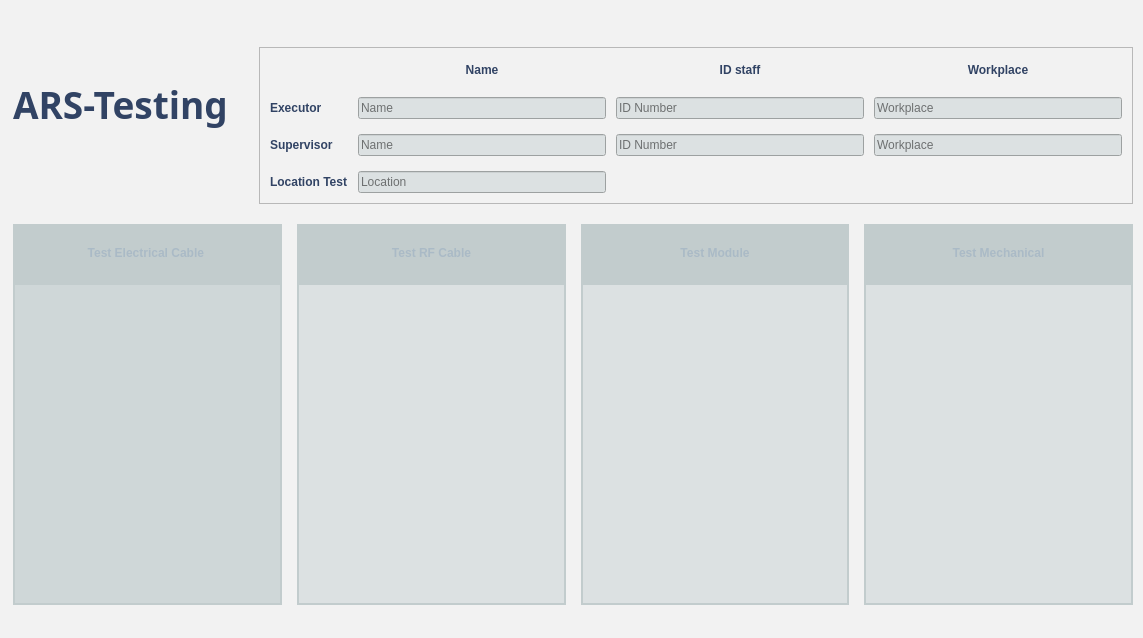
Qt form mainwindow.ui (phandinhbacptit/ARS-Testing) before a commit.
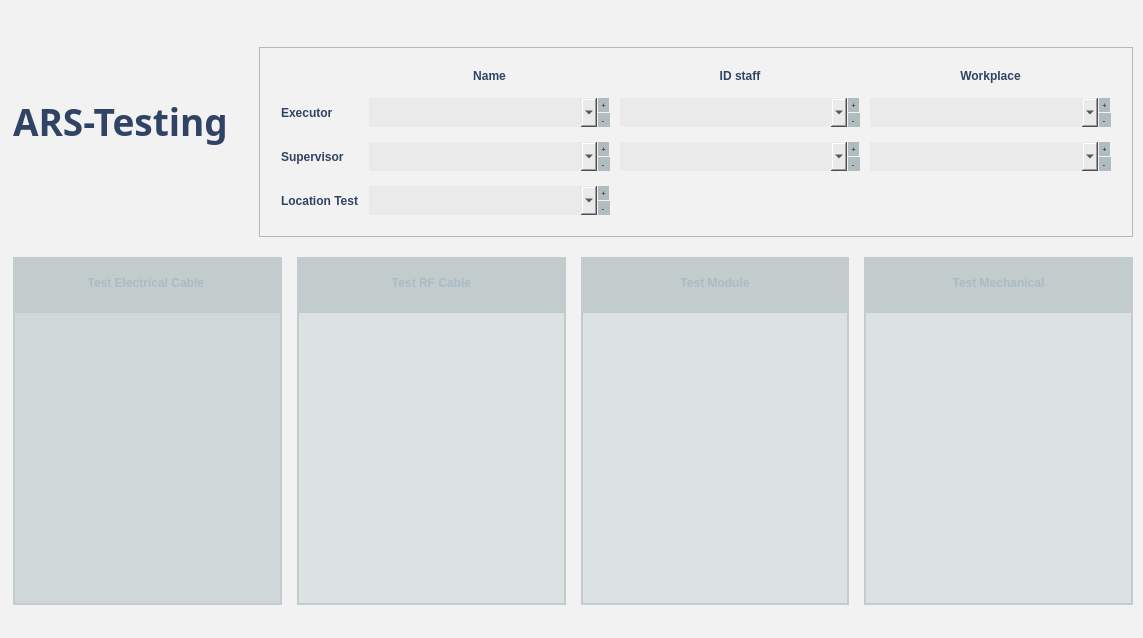
The same form after that commit. Icons and pictures are not drawn.

Commit message: change all lineEdit to Qcombox, user can add name to combobox

The edit to the form file:
```diff
--- a/mainwindow.ui
+++ b/mainwindow.ui
@@ -114,21 +114,9 @@
       <property name="frameShadow">
        <enum>QFrame::Raised</enum>
       </property>
-      <layout class="QGridLayout" name="gridLayout_4" rowstretch="1">
-       <property name="leftMargin">
-        <number>0</number>
-       </property>
-       <property name="topMargin">
-        <number>0</number>
-       </property>
-       <property name="rightMargin">
-        <number>0</number>
-       </property>
-       <property name="bottomMargin">
-        <number>0</number>
-       </property>
+      <layout class="QGridLayout" name="gridLayout_4">
        <item row="0" column="0">
-        <layout class="QGridLayout" name="gridLayout" rowstretch="1,2,2,2">
+        <layout class="QGridLayout" name="gridLayout" rowstretch="1,0,0,0">
          <property name="leftMargin">
           <number>10</number>
          </property>
@@ -148,100 +136,127 @@
           <number>15</number>
          </property>
          <item row="1" column="1">
-          <widget class="QLineEdit" name="mLeNameExecutor">
+          <widget class="QFrame" name="frame_9">
            <property name="styleSheet">
-            <string notr="true">background-color: rgb(220,225,226);</string>
+            <string notr="true">border: none;</string>
            </property>
-           <property name="text">
-            <string/>
+           <property name="frameShape">
+            <enum>QFrame::StyledPanel</enum>
            </property>
-           <property name="placeholderText">
-            <string>Name</string>
+           <property name="frameShadow">
+            <enum>QFrame::Raised</enum>
            </property>
-          </widget>
-         </item>
-         <item row="2" column="0">
-          <widget class="QLabel" name="label_3">
-           <property name="styleSheet">
-            <string notr="true">color: rgb(49,67,100);
-font: 11pt &quot;Sans&quot;;
+           <layout class="QGridLayout" name="gridLayout_14" columnstretch="10,1">
+            <property name="leftMargin">
+             <number>0</number>
+            </property>
+            <property name="topMargin">
+             <number>0</number>
+            </property>
+            <property name="rightMargin">
+             <number>0</number>
+            </property>
+            <property name="bottomMargin">
+             <number>0</number>
+            </property>
+            <property name="spacing">
+             <number>1</number>
+            </property>
+            <item row="0" column="0" rowspan="2">
+             <widget class="QComboBox" name="cbNameExcutor">
+              <property name="sizePolicy">
+               <sizepolicy hsizetype="Preferred" vsizetype="Preferred">
+                <horstretch>0</horstretch>
+                <verstretch>0</verstretch>
+               </sizepolicy>
+              </property>
+              <property name="styleSheet">
+               <string notr="true">border:none;
+background-color: rgb(234,234,234);</string>
+              </property>
+             </widget>
+            </item>
+            <item row="0" column="1">
+             <widget class="QToolButton" name="addNameExcutor">
+              <property name="sizePolicy">
+               <sizepolicy hsizetype="Fixed" vsizetype="Fixed">
+                <horstretch>0</horstretch>
+                <verstretch>0</verstretch>
+               </sizepolicy>
+              </property>
+              <property name="font">
+               <font>
+                <family>Myriad Pro</family>
+                <pointsize>5</pointsize>
+                <weight>75</weight>
+                <italic>false</italic>
+                <bold>true</bold>
+               </font>
+              </property>
+              <property name="styleSheet">
+               <string notr="true">QToolButton
+{
+border-color: rgb(49, 67, 100);
+color: rgb(49,67,100);
+background-color: rgb(177,188,190); 
+font: 87 5pt &quot;Myriad Pro&quot;;
 font:bold;
-background-color: none;</string>
-           </property>
-           <property name="text">
-            <string>Supervisor</string>
-           </property>
-           <property name="alignment">
-            <set>Qt::AlignLeading|Qt::AlignLeft|Qt::AlignVCenter</set>
-           </property>
-          </widget>
-         </item>
-         <item row="1" column="0">
-          <widget class="QLabel" name="label_2">
-           <property name="styleSheet">
-            <string notr="true">color: rgb(49,67,100);
-font: 11pt &quot;Sans&quot;;
+outline:none;
+border:none;
+}
+QToolButton::hover
+{
+   background-color:rgba(146,165,201);
+  	border:none;
+  	outline:none;
+}</string>
+              </property>
+              <property name="text">
+               <string>+</string>
+              </property>
+             </widget>
+            </item>
+            <item row="1" column="1">
+             <widget class="QToolButton" name="subNameExcutor">
+              <property name="sizePolicy">
+               <sizepolicy hsizetype="Fixed" vsizetype="Fixed">
+                <horstretch>0</horstretch>
+                <verstretch>0</verstretch>
+               </sizepolicy>
+              </property>
+              <property name="font">
+               <font>
+                <family>Myriad Pro</family>
+                <pointsize>5</pointsize>
+                <weight>75</weight>
+                <italic>false</italic>
+                <bold>true</bold>
+               </font>
+              </property>
+              <property name="styleSheet">
+               <string notr="true">QToolButton
+{
+border-color: rgb(49, 67, 100);
+color: rgb(49,67,100);
+background-color: rgb(177,188,190); 
+font: 87 5pt &quot;Myriad Pro&quot;;
 font:bold;
-background-color: none;</string>
-           </property>
-           <property name="text">
-            <string>Executor</string>
-           </property>
-           <property name="alignment">
-            <set>Qt::AlignLeading|Qt::AlignLeft|Qt::AlignVCenter</set>
-           </property>
-          </widget>
-         </item>
-         <item row="0" column="3">
-          <widget class="QLabel" name="label_8">
-           <property name="styleSheet">
-            <string notr="true">color: rgb(49,67,100);
-font: 11pt &quot;Sans&quot;;
-font:bold;
-background-color: none;</string>
-           </property>
-           <property name="text">
-            <string>Workplace</string>
-           </property>
-           <property name="alignment">
-            <set>Qt::AlignCenter</set>
-           </property>
-          </widget>
-         </item>
-         <item row="0" column="2">
-          <widget class="QLabel" name="label_7">
-           <property name="styleSheet">
-            <string notr="true">color: rgb(49,67,100);
-font: 11pt &quot;Sans&quot;;
-font:bold;
-background-color: none;</string>
-           </property>
-           <property name="text">
-            <string>ID staff</string>
-           </property>
-           <property name="alignment">
-            <set>Qt::AlignCenter</set>
-           </property>
-          </widget>
-         </item>
-         <item row="3" column="1">
-          <widget class="QLineEdit" name="mLeLocalTest">
-           <property name="styleSheet">
-            <string notr="true">background-color: rgb(220,225,226);</string>
-           </property>
-           <property name="placeholderText">
-            <string>Location</string>
-           </property>
-          </widget>
-         </item>
-         <item row="1" column="2">
-          <widget class="QLineEdit" name="mLeIDExecutor">
-           <property name="styleSheet">
-            <string notr="true">background-color: rgb(220,225,226);</string>
-           </property>
-           <property name="placeholderText">
-            <string>ID Number</string>
-           </property>
+outline:none;
+border:none;
+}
+QToolButton::hover
+{
+   background-color:rgba(146,165,201);
+  	border:none;
+  	outline:none;
+}</string>
+              </property>
+              <property name="text">
+               <string>- </string>
+              </property>
+             </widget>
+            </item>
+           </layout>
           </widget>
          </item>
          <item row="3" column="0">
@@ -261,50 +276,388 @@
           </widget>
          </item>
          <item row="2" column="3">
-          <widget class="QLineEdit" name="mLeWorkSupervisor">
+          <widget class="QFrame" name="frame_15">
            <property name="styleSheet">
-            <string notr="true">background-color: rgb(220,225,226);</string>
+            <string notr="true">border:none;</string>
            </property>
-           <property name="placeholderText">
-            <string>Workplace </string>
+           <property name="frameShape">
+            <enum>QFrame::StyledPanel</enum>
+           </property>
+           <property name="frameShadow">
+            <enum>QFrame::Raised</enum>
+           </property>
+           <layout class="QGridLayout" name="gridLayout_19" columnstretch="10,1">
+            <property name="leftMargin">
+             <number>0</number>
+            </property>
+            <property name="topMargin">
+             <number>0</number>
+            </property>
+            <property name="rightMargin">
+             <number>0</number>
+            </property>
+            <property name="bottomMargin">
+             <number>0</number>
+            </property>
+            <property name="spacing">
+             <number>1</number>
+            </property>
+            <item row="0" column="0" rowspan="2">
+             <widget class="QComboBox" name="cbWorkSupervisor">
+              <property name="sizePolicy">
+               <sizepolicy hsizetype="Preferred" vsizetype="Preferred">
+                <horstretch>0</horstretch>
+                <verstretch>0</verstretch>
+               </sizepolicy>
+              </property>
+              <property name="styleSheet">
+               <string notr="true">background-color: rgb(234,234,234);</string>
+              </property>
+             </widget>
+            </item>
+            <item row="0" column="1">
+             <widget class="QToolButton" name="addWorkSupervisor">
+              <property name="sizePolicy">
+               <sizepolicy hsizetype="Fixed" vsizetype="Fixed">
+                <horstretch>0</horstretch>
+                <verstretch>0</verstretch>
+               </sizepolicy>
+              </property>
+              <property name="font">
+               <font>
+                <family>Myriad Pro</family>
+                <pointsize>5</pointsize>
+                <weight>75</weight>
+                <italic>false</italic>
+                <bold>true</bold>
+               </font>
+              </property>
+              <property name="styleSheet">
+               <string notr="true">QToolButton
+{
+border-color: rgb(49, 67, 100);
+color: rgb(49,67,100);
+background-color: rgb(177,188,190); 
+font: 87 5pt &quot;Myriad Pro&quot;;
+font:bold;
+outline:none;
+border:none;
+}
+QToolButton::hover
+{
+   background-color:rgba(146,165,201);
+  	border:none;
+  	outline:none;
+}</string>
+              </property>
+              <property name="text">
+               <string>+</string>
+              </property>
+             </widget>
+            </item>
+            <item row="1" column="1">
+             <widget class="QToolButton" name="subWorkSupervisor">
+              <property name="sizePolicy">
+               <sizepolicy hsizetype="Fixed" vsizetype="Fixed">
+                <horstretch>0</horstretch>
+                <verstretch>0</verstretch>
+               </sizepolicy>
+              </property>
+              <property name="font">
+               <font>
+                <family>Myriad Pro</family>
+                <pointsize>5</pointsize>
+                <weight>75</weight>
+                <italic>false</italic>
+                <bold>true</bold>
+               </font>
+              </property>
+              <property name="styleSheet">
+               <string notr="true">QToolButton
+{
+border-color: rgb(49, 67, 100);
+color: rgb(49,67,100);
+background-color: rgb(177,188,190); 
+font: 87 5pt &quot;Myriad Pro&quot;;
+font:bold;
+outline:none;
+border:none;
+}
+QToolButton::hover
+{
+   background-color:rgba(146,165,201);
+  	border:none;
+  	outline:none;
+}</string>
+              </property>
+              <property name="text">
+               <string>- </string>
+              </property>
+             </widget>
+            </item>
+           </layout>
+          </widget>
+         </item>
+         <item row="2" column="0">
+          <widget class="QLabel" name="label_3">
+           <property name="styleSheet">
+            <string notr="true">color: rgb(49,67,100);
+font: 11pt &quot;Sans&quot;;
+font:bold;
+background-color: none;</string>
+           </property>
+           <property name="text">
+            <string>Supervisor</string>
+           </property>
+           <property name="alignment">
+            <set>Qt::AlignLeading|Qt::AlignLeft|Qt::AlignVCenter</set>
            </property>
           </widget>
          </item>
          <item row="2" column="2">
-          <widget class="QLineEdit" name="mLeIDSupervisor">
+          <widget class="QFrame" name="frame_16">
            <property name="styleSheet">
-            <string notr="true">background-color: rgb(220,225,226);</string>
+            <string notr="true">border:none;</string>
            </property>
-           <property name="placeholderText">
-            <string>ID Number</string>
+           <property name="frameShape">
+            <enum>QFrame::StyledPanel</enum>
            </property>
+           <property name="frameShadow">
+            <enum>QFrame::Raised</enum>
+           </property>
+           <layout class="QGridLayout" name="gridLayout_20" columnstretch="10,1">
+            <property name="leftMargin">
+             <number>0</number>
+            </property>
+            <property name="topMargin">
+             <number>0</number>
+            </property>
+            <property name="rightMargin">
+             <number>0</number>
+            </property>
+            <property name="bottomMargin">
+             <number>0</number>
+            </property>
+            <property name="spacing">
+             <number>1</number>
+            </property>
+            <item row="0" column="0" rowspan="2">
+             <widget class="QComboBox" name="cbIDSupervisor">
+              <property name="sizePolicy">
+               <sizepolicy hsizetype="Preferred" vsizetype="Preferred">
+                <horstretch>0</horstretch>
+                <verstretch>0</verstretch>
+               </sizepolicy>
+              </property>
+              <property name="styleSheet">
+               <string notr="true">background-color: rgb(234,234,234);</string>
+              </property>
+             </widget>
+            </item>
+            <item row="0" column="1">
+             <widget class="QToolButton" name="addIDSupervisor">
+              <property name="sizePolicy">
+               <sizepolicy hsizetype="Fixed" vsizetype="Fixed">
+                <horstretch>0</horstretch>
+                <verstretch>0</verstretch>
+               </sizepolicy>
+              </property>
+              <property name="font">
+               <font>
+                <family>Myriad Pro</family>
+                <pointsize>5</pointsize>
+                <weight>75</weight>
+                <italic>false</italic>
+                <bold>true</bold>
+               </font>
+              </property>
+              <property name="styleSheet">
+               <string notr="true">QToolButton
+{
+border-color: rgb(49, 67, 100);
+color: rgb(49,67,100);
+background-color: rgb(177,188,190); 
+font: 87 5pt &quot;Myriad Pro&quot;;
+font:bold;
+outline:none;
+border:none;
+}
+QToolButton::hover
+{
+   background-color:rgba(146,165,201);
+  	border:none;
+  	outline:none;
+}</string>
+              </property>
+              <property name="text">
+               <string>+</string>
+              </property>
+             </widget>
+            </item>
+            <item row="1" column="1">
+             <widget class="QToolButton" name="subIDSupervisor">
+              <property name="sizePolicy">
+               <sizepolicy hsizetype="Fixed" vsizetype="Fixed">
+                <horstretch>0</horstretch>
+                <verstretch>0</verstretch>
+               </sizepolicy>
+              </property>
+              <property name="font">
+               <font>
+                <family>Myriad Pro</family>
+                <pointsize>5</pointsize>
+                <weight>75</weight>
+                <italic>false</italic>
+                <bold>true</bold>
+               </font>
+              </property>
+              <property name="styleSheet">
+               <string notr="true">QToolButton
+{
+border-color: rgb(49, 67, 100);
+color: rgb(49,67,100);
+background-color: rgb(177,188,190); 
+font: 87 5pt &quot;Myriad Pro&quot;;
+font:bold;
+outline:none;
+border:none;
+}
+QToolButton::hover
+{
+   background-color:rgba(146,165,201);
+  	border:none;
+  	outline:none;
+}</string>
+              </property>
+              <property name="text">
+               <string>- </string>
+              </property>
+             </widget>
+            </item>
+           </layout>
           </widget>
          </item>
          <item row="2" column="1">
-          <widget class="QLineEdit" name="mLeNameSupervisor">
+          <widget class="QFrame" name="frame_10">
            <property name="styleSheet">
-            <string notr="true">background-color: rgb(220,225,226);</string>
+            <string notr="true">border:none;</string>
            </property>
-           <property name="placeholderText">
-            <string>Name</string>
+           <property name="frameShape">
+            <enum>QFrame::StyledPanel</enum>
            </property>
-          </widget>
-         </item>
-         <item row="0" column="0">
-          <widget class="QLabel" name="label_9">
-           <property name="text">
-            <string/>
+           <property name="frameShadow">
+            <enum>QFrame::Raised</enum>
            </property>
-          </widget>
-         </item>
-         <item row="1" column="3">
-          <widget class="QLineEdit" name="mLeWorkExecutor">
-           <property name="styleSheet">
-            <string notr="true">background-color: rgb(220,225,226);</string>
-           </property>
-           <property name="placeholderText">
-            <string>Workplace</string>
-           </property>
+           <layout class="QGridLayout" name="gridLayout_15" columnstretch="10,1">
+            <property name="leftMargin">
+             <number>0</number>
+            </property>
+            <property name="topMargin">
+             <number>0</number>
+            </property>
+            <property name="rightMargin">
+             <number>0</number>
+            </property>
+            <property name="bottomMargin">
+             <number>0</number>
+            </property>
+            <property name="spacing">
+             <number>1</number>
+            </property>
+            <item row="0" column="0" rowspan="2">
+             <widget class="QComboBox" name="cbNameSupervisor">
+              <property name="sizePolicy">
+               <sizepolicy hsizetype="Preferred" vsizetype="Preferred">
+                <horstretch>0</horstretch>
+                <verstretch>0</verstretch>
+               </sizepolicy>
+              </property>
+              <property name="styleSheet">
+               <string notr="true">background-color: rgb(234,234,234);</string>
+              </property>
+             </widget>
+            </item>
+            <item row="0" column="1">
+             <widget class="QToolButton" name="addNameSupervisor">
+              <property name="sizePolicy">
+               <sizepolicy hsizetype="Fixed" vsizetype="Fixed">
+                <horstretch>0</horstretch>
+                <verstretch>0</verstretch>
+               </sizepolicy>
+              </property>
+              <property name="font">
+               <font>
+                <family>Myriad Pro</family>
+                <pointsize>5</pointsize>
+                <weight>75</weight>
+                <italic>false</italic>
+                <bold>true</bold>
+               </font>
+              </property>
+              <property name="styleSheet">
+               <string notr="true">QToolButton
+{
+border-color: rgb(49, 67, 100);
+color: rgb(49,67,100);
+background-color: rgb(177,188,190); 
+font: 87 5pt &quot;Myriad Pro&quot;;
+font:bold;
+outline:none;
+border:none;
+}
+QToolButton::hover
+{
+   background-color:rgba(146,165,201);
+  	border:none;
+  	outline:none;
+}</string>
+              </property>
+              <property name="text">
+               <string>+</string>
+              </property>
+             </widget>
+            </item>
+            <item row="1" column="1">
+             <widget class="QToolButton" name="subNameSupervisor">
+              <property name="sizePolicy">
+               <sizepolicy hsizetype="Fixed" vsizetype="Fixed">
+                <horstretch>0</horstretch>
+                <verstretch>0</verstretch>
+               </sizepolicy>
+              </property>
+              <property name="font">
+               <font>
+                <family>Myriad Pro</family>
+                <pointsize>5</pointsize>
+                <weight>75</weight>
+                <italic>false</italic>
+                <bold>true</bold>
+               </font>
+              </property>
+              <property name="styleSheet">
+               <string notr="true">QToolButton
+{
+border-color: rgb(49, 67, 100);
+color: rgb(49,67,100);
+background-color: rgb(177,188,190); 
+font: 87 5pt &quot;Myriad Pro&quot;;
+font:bold;
+outline:none;
+border:none;
+}
+QToolButton::hover
+{
+   background-color:rgba(146,165,201);
+  	border:none;
+  	outline:none;
+}</string>
+              </property>
+              <property name="text">
+               <string>- </string>
+              </property>
+             </widget>
+            </item>
+           </layout>
           </widget>
          </item>
          <item row="0" column="1">
@@ -323,6 +676,423 @@
            </property>
           </widget>
          </item>
+         <item row="0" column="2">
+          <widget class="QLabel" name="label_7">
+           <property name="styleSheet">
+            <string notr="true">color: rgb(49,67,100);
+font: 11pt &quot;Sans&quot;;
+font:bold;
+background-color: none;</string>
+           </property>
+           <property name="text">
+            <string>ID staff</string>
+           </property>
+           <property name="alignment">
+            <set>Qt::AlignCenter</set>
+           </property>
+          </widget>
+         </item>
+         <item row="3" column="1">
+          <widget class="QFrame" name="frame_13">
+           <property name="styleSheet">
+            <string notr="true">border:none;</string>
+           </property>
+           <property name="frameShape">
+            <enum>QFrame::StyledPanel</enum>
+           </property>
+           <property name="frameShadow">
+            <enum>QFrame::Raised</enum>
+           </property>
+           <layout class="QGridLayout" name="gridLayout_16" columnstretch="10,1">
+            <property name="leftMargin">
+             <number>0</number>
+            </property>
+            <property name="topMargin">
+             <number>0</number>
+            </property>
+            <property name="rightMargin">
+             <number>0</number>
+            </property>
+            <property name="bottomMargin">
+             <number>0</number>
+            </property>
+            <property name="spacing">
+             <number>1</number>
+            </property>
+            <item row="0" column="0" rowspan="2">
+             <widget class="QComboBox" name="cbLocalTest">
+              <property name="sizePolicy">
+               <sizepolicy hsizetype="Preferred" vsizetype="Preferred">
+                <horstretch>0</horstretch>
+                <verstretch>0</verstretch>
+               </sizepolicy>
+              </property>
+              <property name="styleSheet">
+               <string notr="true">background-color: rgb(234,234,234);</string>
+              </property>
+             </widget>
+            </item>
+            <item row="0" column="1">
+             <widget class="QToolButton" name="addLocalTest">
+              <property name="sizePolicy">
+               <sizepolicy hsizetype="Fixed" vsizetype="Fixed">
+                <horstretch>0</horstretch>
+                <verstretch>0</verstretch>
+               </sizepolicy>
+              </property>
+              <property name="font">
+               <font>
+                <family>Myriad Pro</family>
+                <pointsize>5</pointsize>
+                <weight>75</weight>
+                <italic>false</italic>
+                <bold>true</bold>
+               </font>
+              </property>
+              <property name="styleSheet">
+               <string notr="true">QToolButton
+{
+border-color: rgb(49, 67, 100);
+color: rgb(49,67,100);
+background-color: rgb(177,188,190); 
+font: 87 5pt &quot;Myriad Pro&quot;;
+font:bold;
+outline:none;
+border:none;
+}
+QToolButton::hover
+{
+   background-color:rgba(146,165,201);
+  	border:none;
+  	outline:none;
+}</string>
+              </property>
+              <property name="text">
+               <string>+</string>
+              </property>
+             </widget>
+            </item>
+            <item row="1" column="1">
+             <widget class="QToolButton" name="subLocalTest">
+              <property name="sizePolicy">
+               <sizepolicy hsizetype="Fixed" vsizetype="Fixed">
+                <horstretch>0</horstretch>
+                <verstretch>0</verstretch>
+               </sizepolicy>
+              </property>
+              <property name="font">
+               <font>
+                <family>Myriad Pro</family>
+                <pointsize>5</pointsize>
+                <weight>75</weight>
+                <italic>false</italic>
+                <bold>true</bold>
+               </font>
+              </property>
+              <property name="styleSheet">
+               <string notr="true">QToolButton
+{
+border-color: rgb(49, 67, 100);
+color: rgb(49,67,100);
+background-color: rgb(177,188,190); 
+font: 87 5pt &quot;Myriad Pro&quot;;
+font:bold;
+outline:none;
+border:none;
+}
+QToolButton::hover
+{
+   background-color:rgba(146,165,201);
+  	border:none;
+  	outline:none;
+}</string>
+              </property>
+              <property name="text">
+               <string>- </string>
+              </property>
+             </widget>
+            </item>
+           </layout>
+          </widget>
+         </item>
+         <item row="1" column="3">
+          <widget class="QFrame" name="frame_14">
+           <property name="styleSheet">
+            <string notr="true">border:none;</string>
+           </property>
+           <property name="frameShape">
+            <enum>QFrame::StyledPanel</enum>
+           </property>
+           <property name="frameShadow">
+            <enum>QFrame::Raised</enum>
+           </property>
+           <layout class="QGridLayout" name="gridLayout_18" columnstretch="10,1">
+            <property name="leftMargin">
+             <number>0</number>
+            </property>
+            <property name="topMargin">
+             <number>0</number>
+            </property>
+            <property name="rightMargin">
+             <number>0</number>
+            </property>
+            <property name="bottomMargin">
+             <number>0</number>
+            </property>
+            <property name="spacing">
+             <number>1</number>
+            </property>
+            <item row="0" column="0" rowspan="2">
+             <widget class="QComboBox" name="cbWorkExcutor">
+              <property name="sizePolicy">
+               <sizepolicy hsizetype="Preferred" vsizetype="Preferred">
+                <horstretch>0</horstretch>
+                <verstretch>0</verstretch>
+               </sizepolicy>
+              </property>
+              <property name="styleSheet">
+               <string notr="true">background-color: rgb(234,234,234);</string>
+              </property>
+             </widget>
+            </item>
+            <item row="0" column="1">
+             <widget class="QToolButton" name="addWorkExcutor">
+              <property name="sizePolicy">
+               <sizepolicy hsizetype="Fixed" vsizetype="Fixed">
+                <horstretch>0</horstretch>
+                <verstretch>0</verstretch>
+               </sizepolicy>
+              </property>
+              <property name="font">
+               <font>
+                <family>Myriad Pro</family>
+                <pointsize>5</pointsize>
+                <weight>75</weight>
+                <italic>false</italic>
+                <bold>true</bold>
+               </font>
+              </property>
+              <property name="styleSheet">
+               <string notr="true">QToolButton
+{
+border-color: rgb(49, 67, 100);
+color: rgb(49,67,100);
+background-color: rgb(177,188,190); 
+font: 87 5pt &quot;Myriad Pro&quot;;
+font:bold;
+outline:none;
+border:none;
+}
+QToolButton::hover
+{
+   background-color:rgba(146,165,201);
+  	border:none;
+  	outline:none;
+}</string>
+              </property>
+              <property name="text">
+               <string>+</string>
+              </property>
+             </widget>
+            </item>
+            <item row="1" column="1">
+             <widget class="QToolButton" name="subWorkExcutor">
+              <property name="sizePolicy">
+               <sizepolicy hsizetype="Fixed" vsizetype="Fixed">
+                <horstretch>0</horstretch>
+                <verstretch>0</verstretch>
+               </sizepolicy>
+              </property>
+              <property name="font">
+               <font>
+                <family>Myriad Pro</family>
+                <pointsize>5</pointsize>
+                <weight>75</weight>
+                <italic>false</italic>
+                <bold>true</bold>
+               </font>
+              </property>
+              <property name="styleSheet">
+               <string notr="true">QToolButton
+{
+border-color: rgb(49, 67, 100);
+color: rgb(49,67,100);
+background-color: rgb(177,188,190); 
+font: 87 5pt &quot;Myriad Pro&quot;;
+font:bold;
+outline:none;
+border:none;
+}
+QToolButton::hover
+{
+   background-color:rgba(146,165,201);
+  	border:none;
+  	outline:none;
+}</string>
+              </property>
+              <property name="text">
+               <string>- </string>
+              </property>
+             </widget>
+            </item>
+           </layout>
+          </widget>
+         </item>
+         <item row="0" column="3">
+          <widget class="QLabel" name="label_8">
+           <property name="styleSheet">
+            <string notr="true">color: rgb(49,67,100);
+font: 11pt &quot;Sans&quot;;
+font:bold;
+background-color: none;</string>
+           </property>
+           <property name="text">
+            <string>Workplace</string>
+           </property>
+           <property name="alignment">
+            <set>Qt::AlignCenter</set>
+           </property>
+          </widget>
+         </item>
+         <item row="1" column="0">
+          <widget class="QLabel" name="label_2">
+           <property name="styleSheet">
+            <string notr="true">color: rgb(49,67,100);
+font: 11pt &quot;Sans&quot;;
+font:bold;
+background-color: none;</string>
+           </property>
+           <property name="text">
+            <string>Executor</string>
+           </property>
+           <property name="alignment">
+            <set>Qt::AlignLeading|Qt::AlignLeft|Qt::AlignVCenter</set>
+           </property>
+          </widget>
+         </item>
+         <item row="1" column="2">
+          <widget class="QFrame" name="frame_17">
+           <property name="styleSheet">
+            <string notr="true">border:none;</string>
+           </property>
+           <property name="frameShape">
+            <enum>QFrame::StyledPanel</enum>
+           </property>
+           <property name="frameShadow">
+            <enum>QFrame::Raised</enum>
+           </property>
+           <layout class="QGridLayout" name="gridLayout_12" columnstretch="10,0">
+            <property name="leftMargin">
+             <number>0</number>
+            </property>
+            <property name="topMargin">
+             <number>0</number>
+            </property>
+            <property name="rightMargin">
+             <number>0</number>
+            </property>
+            <property name="bottomMargin">
+             <number>0</number>
+            </property>
+            <property name="spacing">
+             <number>1</number>
+            </property>
+            <item row="0" column="0" rowspan="2">
+             <widget class="QComboBox" name="cbIDExcutor">
+              <property name="sizePolicy">
+               <sizepolicy hsizetype="Preferred" vsizetype="Preferred">
+                <horstretch>0</horstretch>
+                <verstretch>0</verstretch>
+               </sizepolicy>
+              </property>
+              <property name="styleSheet">
+               <string notr="true">background-color: rgb(234,234,234);</string>
+              </property>
+             </widget>
+            </item>
+            <item row="0" column="1">
+             <widget class="QToolButton" name="addIDExcutor">
+              <property name="sizePolicy">
+               <sizepolicy hsizetype="Fixed" vsizetype="Fixed">
+                <horstretch>0</horstretch>
+                <verstretch>0</verstretch>
+               </sizepolicy>
+              </property>
+              <property name="font">
+               <font>
+                <family>Myriad Pro</family>
+                <pointsize>5</pointsize>
+                <weight>75</weight>
+                <italic>false</italic>
+                <bold>true</bold>
+               </font>
+              </property>
+              <property name="styleSheet">
+               <string notr="true">QToolButton
+{
+border-color: rgb(49, 67, 100);
+color: rgb(49,67,100);
+background-color: rgb(177,188,190); 
+font: 87 5pt &quot;Myriad Pro&quot;;
+font:bold;
+outline:none;
+border:none;
+}
+QToolButton::hover
+{
+   background-color:rgba(146,165,201);
+  	border:none;
+  	outline:none;
+}</string>
+              </property>
+              <property name="text">
+               <string>+</string>
+              </property>
+             </widget>
+            </item>
+            <item row="1" column="1">
+             <widget class="QToolButton" name="subIDExcutor">
+              <property name="sizePolicy">
+               <sizepolicy hsizetype="Fixed" vsizetype="Fixed">
+                <horstretch>0</horstretch>
+                <verstretch>0</verstretch>
+               </sizepolicy>
+              </property>
+              <property name="font">
+               <font>
+                <family>Myriad Pro</family>
+                <pointsize>5</pointsize>
+                <weight>75</weight>
+                <italic>false</italic>
+                <bold>true</bold>
+               </font>
+              </property>
+              <property name="styleSheet">
+               <string notr="true">QToolButton
+{
+border-color: rgb(49, 67, 100);
+color: rgb(49,67,100);
+background-color: rgb(177,188,190); 
+font: 87 5pt &quot;Myriad Pro&quot;;
+font:bold;
+outline:none;
+border:none;
+}
+QToolButton::hover
+{
+   background-color:rgba(146,165,201);
+  	border:none;
+  	outline:none;
+}</string>
+              </property>
+              <property name="text">
+               <string>- </string>
+              </property>
+             </widget>
+            </item>
+           </layout>
+          </widget>
+         </item>
         </layout>
        </item>
       </layout>
```
The commit also changes 8 other files.
